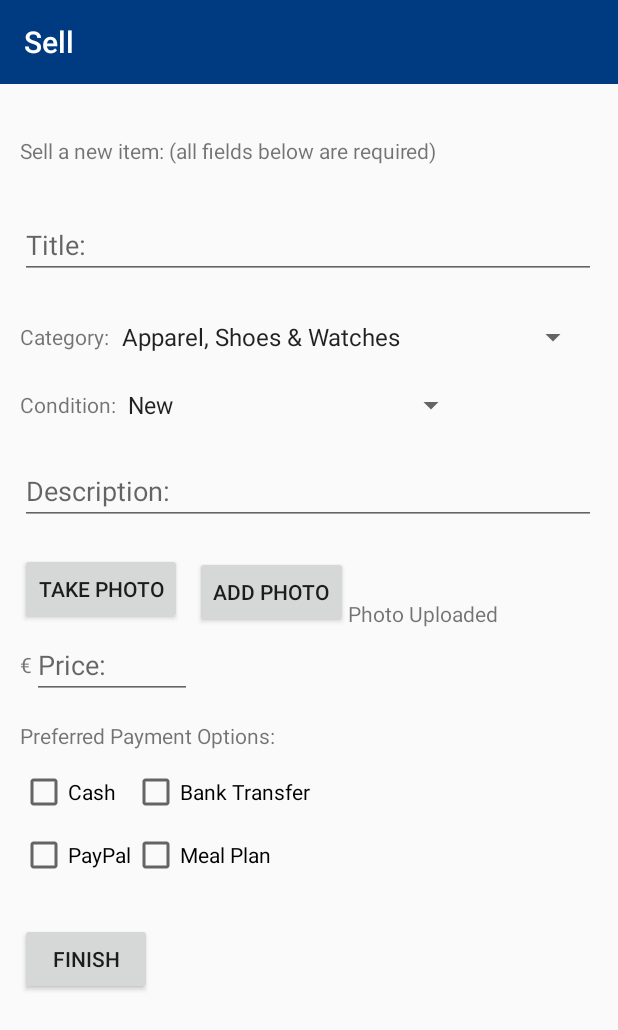
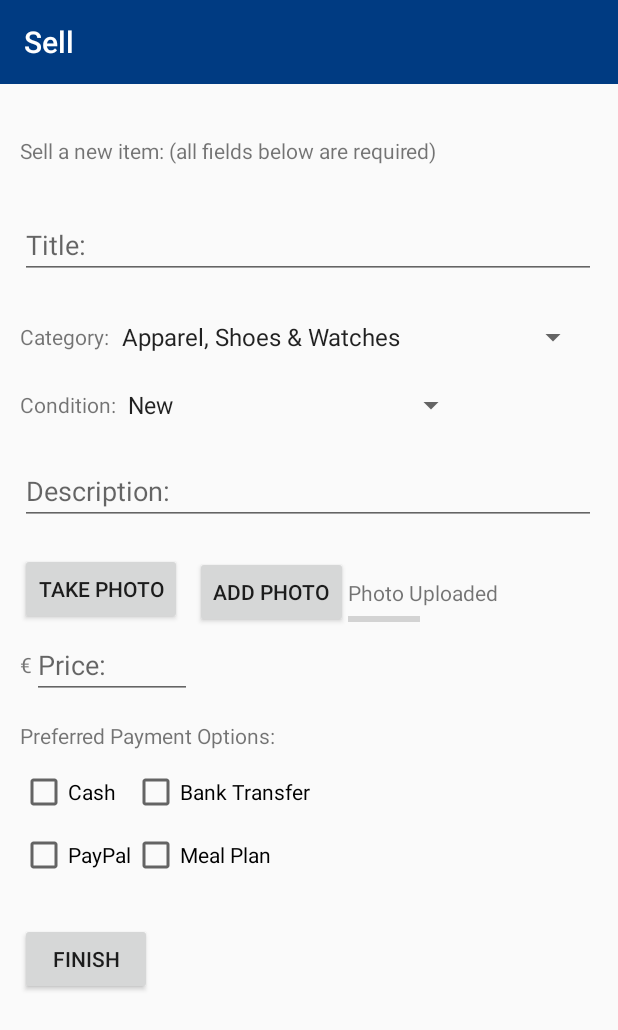
Before and after one commit to tillchen/JStore_Android, an Android app: the layout fragment_sell.xml on its own in the app's theme, with its tools: preview values and no code run, on a phone screen of 412 x 824 dp. Shown: the top 1030 px of the screen. Run offline under Robolectric (Android 15) with nearby library versions, the light colour scheme and no system bars.

Commit message:
added progress bar for SellFragment

```diff
--- a/app/src/main/res/layout/fragment_sell.xml
+++ b/app/src/main/res/layout/fragment_sell.xml
@@ -244,8 +244,20 @@
             app:layout_constraintEnd_toEndOf="@+id/description_editText"
             app:layout_constraintHorizontal_bias="0.0"
             app:layout_constraintStart_toEndOf="@+id/add_photo_button"
-            app:layout_constraintTop_toTopOf="@+id/add_photo_button"
-            app:layout_constraintVertical_bias="1.0" />
+            app:layout_constraintTop_toTopOf="@+id/add_photo_button" />
+
+        <ProgressBar
+            android:id="@+id/upload_progressBar"
+            style="?android:attr/progressBarStyleHorizontal"
+            android:layout_width="wrap_content"
+            android:layout_height="wrap_content"
+            android:max="100"
+            app:layout_constraintBottom_toBottomOf="parent"
+            app:layout_constraintEnd_toEndOf="@+id/photo_uploaded_textView"
+            app:layout_constraintHorizontal_bias="0.0"
+            app:layout_constraintStart_toStartOf="@+id/photo_uploaded_textView"
+            app:layout_constraintTop_toBottomOf="@+id/photo_uploaded_textView"
+            app:layout_constraintVertical_bias="0.0" />
 
     </androidx.constraintlayout.widget.ConstraintLayout>
 
```
Also changed, not shown: app/src/main/java/com/tillchen/jstore/ui/sell/SellFragment.java (+11 -3 lines).
